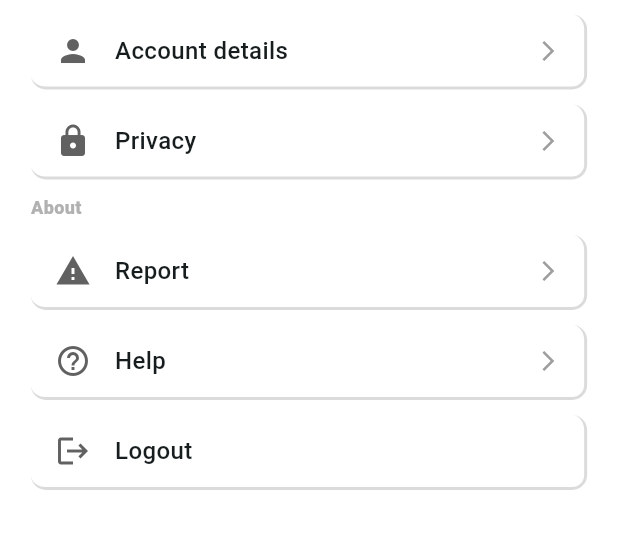
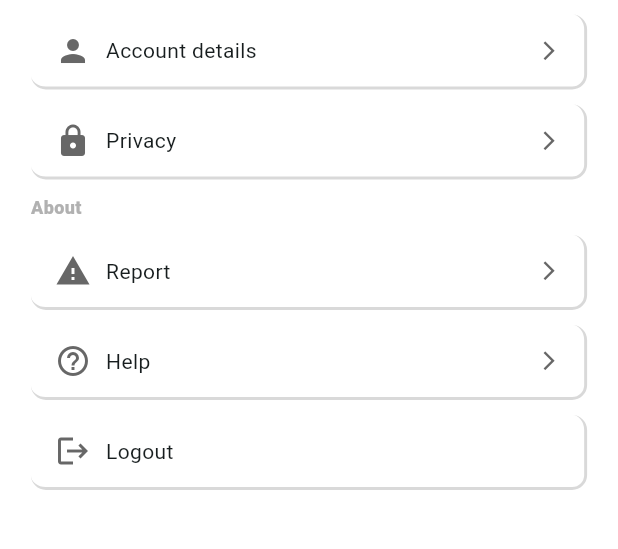
Before and after one commit to Deonmayon/NuadPah, a Flutter app: the Profile screen opened by its route, on a phone screen of 412 x 824 dp, the part 458-1007 px from its top. Run offline on Flutter 3.47's test engine with Material 3 defaults, Android fonts, the phone set to English and light mode, and no system bars; our stand-ins replace flutter_svg, font_awesome_flutter; network calls fail.

```diff
--- a/frontend/lib/components/profileFunctionBar.dart
+++ b/frontend/lib/components/profileFunctionBar.dart
@@ -22,13 +22,13 @@ class ProfileFunctionBar extends StatelessWidget {
       decoration: BoxDecoration(
         borderRadius: BorderRadius.circular(10),
         color: Colors.white,
-        border: Border(
+        border: const Border(
           bottom: BorderSide(
-            color: Color.fromRGBO(219, 219, 219, 1),
+            color: Color(0x26000000),
             width: 1.95,
           ),
           right: BorderSide(
-            color: Color.fromRGBO(219, 219, 219, 1),
+            color: Color(0x26000000),
             width: 1.95,
           )
         ),
@@ -40,14 +40,15 @@ class ProfileFunctionBar extends StatelessWidget {
             children: [
               Icon(
                 icon,
-                color: Colors.grey.shade700,
+                color: const Color.fromRGBO(103, 103, 103, 1),
               ),
-              const SizedBox(width: 16),
+              const SizedBox(width: 10),
               Text(
                 title,
                 style: const TextStyle(
-                  fontSize: 16,
-                  fontWeight: FontWeight.w500,
+                  fontSize: 14,
+                  fontWeight: FontWeight.w400,
+                  fontFamily: 'Roboto',
                 ),
               ),
             ],
@@ -55,8 +56,8 @@ class ProfileFunctionBar extends StatelessWidget {
           if (showArrow)
             const Icon(
               Icons.arrow_forward_ios,
-              size: 16,
-              color: Colors.grey,
+              size: 15,
+              color:  Color.fromRGBO(103, 103, 103, 1),
             ),
         ],
       ),
--- a/frontend/lib/pages/profile.dart
+++ b/frontend/lib/pages/profile.dart
@@ -40,21 +40,21 @@ class Profile extends StatelessWidget {
           ),
           Container(
             height: 1,
-            color: Color.fromRGBO(219, 219, 219, 1),
+            color: const Color.fromRGBO(219, 219, 219, 1),
             width: double.infinity,
           ),
 
           Padding(
             padding: const EdgeInsets.only(top: 20, bottom: 20),
             child: Container(
-              decoration: BoxDecoration(
+              decoration: const BoxDecoration(
                 shape: BoxShape.circle,
                 boxShadow: [
                   BoxShadow(
                     color: Color.fromRGBO(219, 219, 219, 1),
                     blurRadius: 3,
                     spreadRadius: 1,
-                    offset: const Offset(0, 5),
+                    offset: Offset(0, 5),
                   ),
                 ],
               ),
@@ -77,13 +77,13 @@ class Profile extends StatelessWidget {
             ),
           ),
 
-          Expanded(
+          const Expanded(
             child: Padding(
-              padding: const EdgeInsets.symmetric(horizontal: 20),
+              padding: EdgeInsets.symmetric(horizontal: 20),
               child: Column(
                 crossAxisAlignment: CrossAxisAlignment.start,
                 children: [
-                  const Padding(
+                  Padding(
                     padding: EdgeInsets.only(bottom: 10),
                     child: Text(
                       'Profile',
@@ -98,12 +98,12 @@ class Profile extends StatelessWidget {
                     icon: Icons.person,
                     title: 'Account details',
                   ),
-                  const SizedBox(height: 10),
+                  SizedBox(height: 10),
                   ProfileFunctionBar(
                     icon: Icons.lock,
                     title: 'Privacy',
                   ),
-                  const Padding(
+                  Padding(
                     padding: EdgeInsets.only(top: 10, bottom: 10),
                     child: Text(
                       'About',
@@ -118,12 +118,12 @@ class Profile extends StatelessWidget {
                     icon: Icons.report_problem,
                     title: 'Report',
                   ),
-                  const SizedBox(height: 10),
+                  SizedBox(height: 10),
                   ProfileFunctionBar(
                     icon: Icons.help_outline,
                     title: 'Help',
                   ),
-                  const SizedBox(height: 10),
+                  SizedBox(height: 10),
                   ProfileFunctionBar(
                     icon: Icons.logout,
                     title: 'Logout',
--- a/frontend/pubspec.yaml
+++ b/frontend/pubspec.yaml
@@ -33,7 +33,7 @@ dependencies:
   cupertino_icons: ^1.0.8
   flutter_svg: ^2.0.7
   font_awesome_flutter: ^10.3.0
-  provider: ^6.0.5
+  provider: ^6.1.2
   google_fonts: ^3.0.1
   # The following adds the Cupertino Icons font to your application.
   # Use with the CupertinoIcons class for iOS style icons.
```
Also changed, not shown: frontend/lib/main.dart (+5 -2 lines), frontend/lib/pages/profile2.dart (added, +141 -0 lines), frontend/lib/pages/singleMassageDetail.dart (renamed from frontend/lib/pages/singledetail.dart, +15 -14 lines), frontend/devtools_options.yaml (line endings or trailing spaces).
